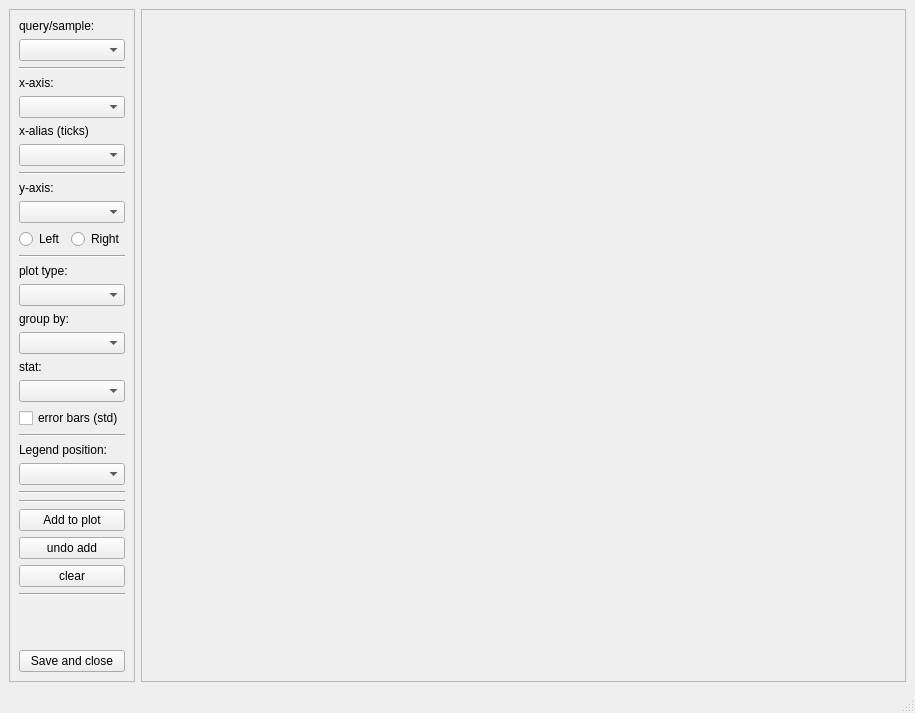
Old version of the form ui/plot_window.ui in the repository usc-psychsim/psychsim-eval-gui.
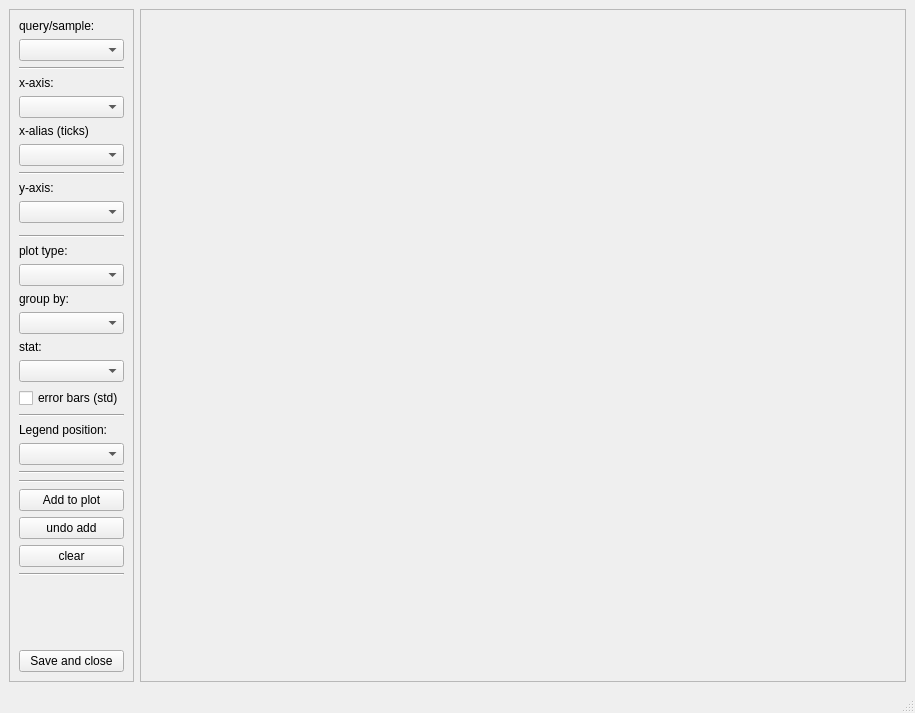
New version of the form.

Commit message: Remove 2nd yaxis settings

```diff
--- a/ui/plot_window.ui
+++ b/ui/plot_window.ui
@@ -169,20 +169,6 @@
              <property name="bottomMargin">
               <number>0</number>
              </property>
-             <item>
-              <widget class="QRadioButton" name="axis_left_radioButton">
-               <property name="text">
-                <string>Left</string>
-               </property>
-              </widget>
-             </item>
-             <item>
-              <widget class="QRadioButton" name="radioButton_2">
-               <property name="text">
-                <string>Right</string>
-               </property>
-              </widget>
-             </item>
             </layout>
            </widget>
           </item>
```
